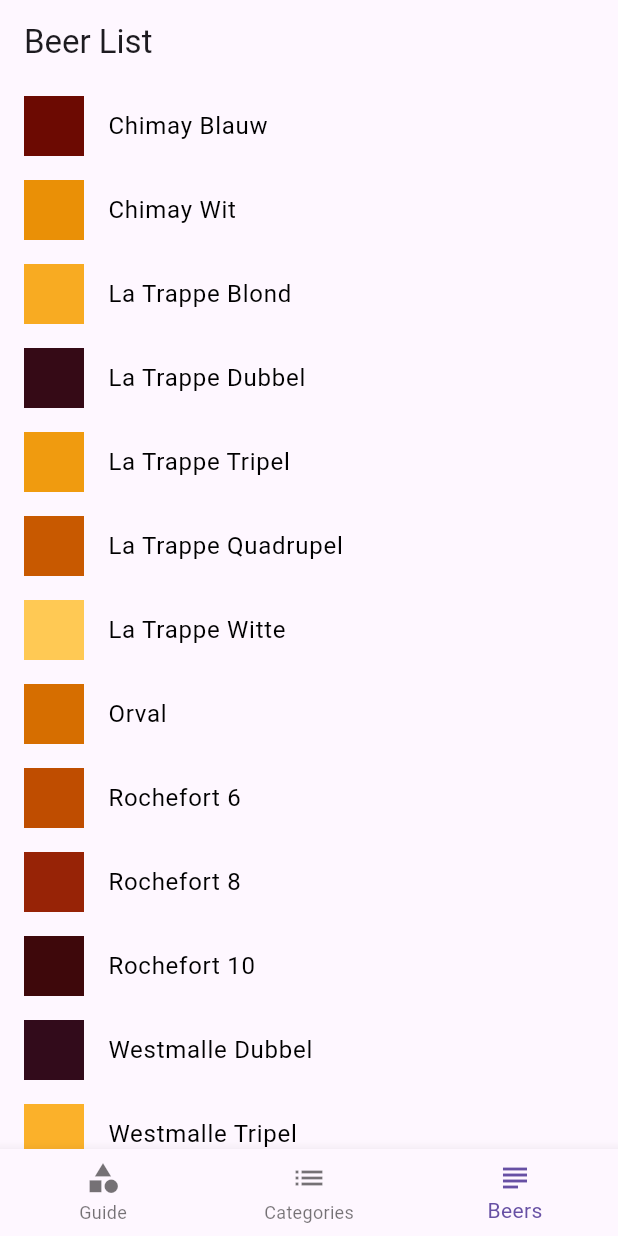
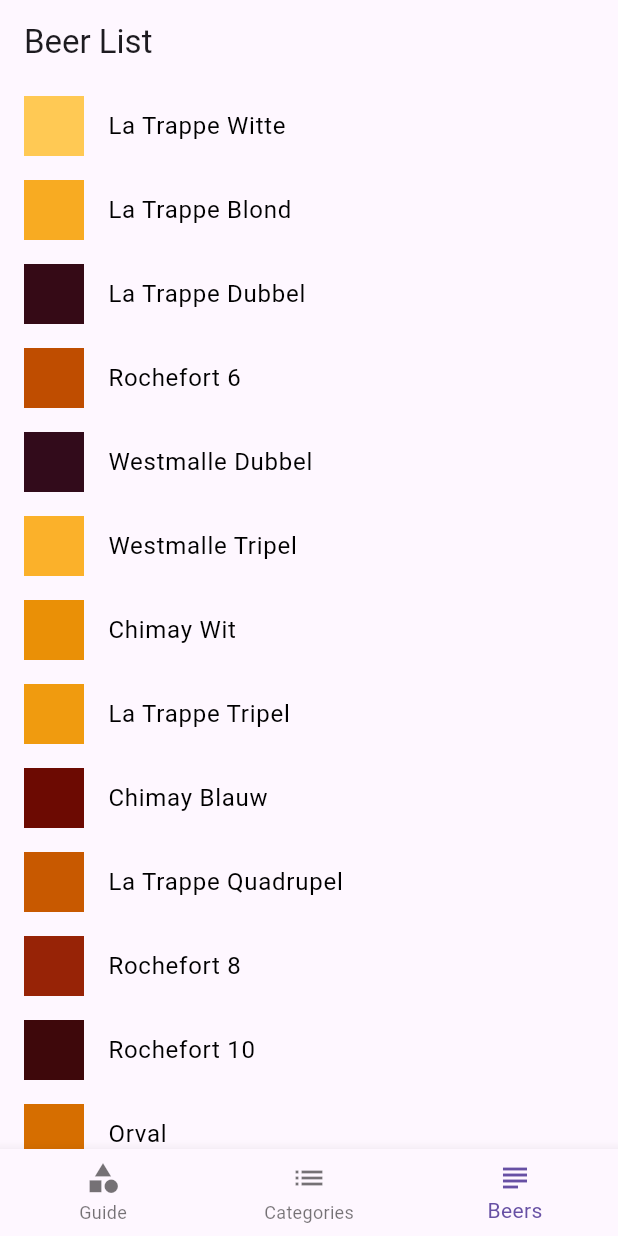
Before and after one commit to hugo-a-garcia/beer_json_app, a Flutter app: the BeerListPage screen opened by its route, on a phone screen of 412 x 824 dp. Run offline on Flutter 3.47's test engine with Material 3 defaults, Android fonts, the phone set to English and light mode, and no system bars; our stand-ins replace flutter_riverpod, freezed_annotation, go_router, google_fonts.

Commit message:
Implemented Comparable for Beer using a uniqueID = (guideStyleID + beerID)

```diff
--- /dev/null
+++ b/lib/model/beer.dart
@@ -0,0 +1,25 @@
+import 'package:freezed_annotation/freezed_annotation.dart';
+
+part 'beer.freezed.dart';
+part 'beer.g.dart';
+
+@freezed
+class Beer with _$Beer implements Comparable<Beer> {
+  const Beer._();
+
+  factory Beer({
+    @JsonKey(name: 'beer_name') required String beerName,
+    @JsonKey(name: 'beer_id') required String beerId,
+    @JsonKey(name: 'guide_style_id') required String guideStyleId,
+    @JsonKey(name: 'ebc_color') required int ebcColor,
+  }) = _Beer;
+
+  factory Beer.fromJson(Map<String, dynamic> json) => _$BeerFromJson(json);
+
+  @override
+  int compareTo(Beer otherBeer) {
+    String thisBeerUniqueId = guideStyleId + beerId;
+    String otherBeerUniqueId = otherBeer.guideStyleId + otherBeer.beerId;
+    return thisBeerUniqueId.compareTo(otherBeerUniqueId);
+  }
+}
--- a/lib/model/beer_list/beer_list.dart
+++ b/lib/model/beer_list/beer_list.dart
@@ -1,9 +1,10 @@
+import 'package:beer_json_app/model/beer.dart';
 import 'package:freezed_annotation/freezed_annotation.dart';
 
 part 'beer_list.freezed.dart';
 part 'beer_list.g.dart';
 
-@freezed
+@unfreezed
 class BeerList with _$BeerList {
   factory BeerList({
     required List<Beer> beers,
@@ -12,15 +13,3 @@
   factory BeerList.fromJson(Map<String, dynamic> json) =>
       _$BeerListFromJson(json);
 }
-
-@freezed
-class Beer with _$Beer {
-  factory Beer({
-    @JsonKey(name: 'beer_name') required String beerName,
-    @JsonKey(name: 'beer_id') required String beerId,
-    @JsonKey(name: 'guide_style_id') required String guideStyleId,
-    @JsonKey(name: 'ebc_color') required int ebcColor,
-  }) = _Beer;
-
-  factory Beer.fromJson(Map<String, dynamic> json) => _$BeerFromJson(json);
-}
--- a/lib/pages/beer_list_page.dart
+++ b/lib/pages/beer_list_page.dart
@@ -9,23 +9,28 @@
 
   @override
   Widget build(BuildContext context, WidgetRef ref) {
-    final AsyncValue<BeerList> beerList = ref.watch(beerListProvider);
+    final AsyncValue<BeerList> asyncValue = ref.watch(beerListProvider);
     return Scaffold(
       appBar: AppBar(
         title: const Text('Beer List'),
       ),
       body: Center(
-        child: switch (beerList) {
-          AsyncData(:final value) => ListView.builder(
-              itemCount: value.beers.length,
-              itemBuilder: (context, index) {
-                return BeerItem(value.beers[index]);
-              },
-            ),
+        child: switch (asyncValue) {
+          AsyncData(value: final beerList) => buildList(beerList),
           AsyncError() => const Text('Oops, something unexpected happened'),
           _ => const CircularProgressIndicator(),
         },
       ),
     );
   }
+
+  Widget buildList(BeerList beerList) {
+    beerList.beers.sort();
+    return ListView.builder(
+      itemCount: beerList.beers.length,
+      itemBuilder: (context, index) {
+        return BeerItem(beerList.beers[index]);
+      },
+    );
+  }
 }
--- a/lib/widgets/beer_list_item.dart
+++ b/lib/widgets/beer_list_item.dart
@@ -1,4 +1,4 @@
-import 'package:beer_json_app/model/beer_list/beer_list.dart';
+import 'package:beer_json_app/model/beer.dart';
 import 'package:beer_json_app/model/ebc_colors.dart';
 import 'package:flutter/material.dart';
 
```
Also changed, not shown: lib/model/beer.freezed.dart (added), lib/model/beer.g.dart (added), lib/model/beer_list/beer_list.freezed.dart, lib/model/beer_list/beer_list.g.dart.
